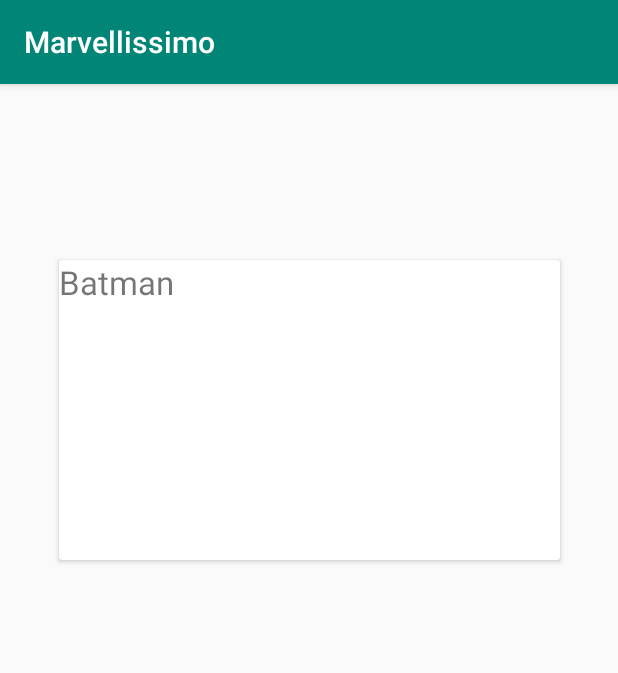
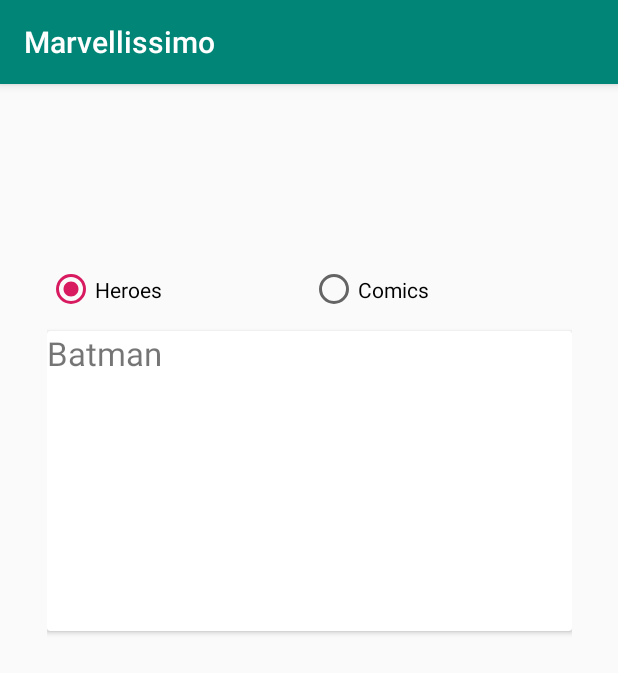
Before and after one commit to Andersclark/marvellissimo, an Android app: the screen it shows after launch (MainActivity), on a phone screen of 412 x 824 dp. Shown: the top 673 px of the screen. Run offline under Robolectric (Android 15) with nearby library versions, the phone set to English and light mode, and no system bars.

Commit message:
added radio button group for selection of heroes or comics

```diff
--- a/app/src/main/res/layout/hero_fragment.xml
+++ b/app/src/main/res/layout/hero_fragment.xml
@@ -3,19 +3,39 @@
     android:orientation="vertical" android:layout_width="match_parent"
     android:layout_height="match_parent">
 
+    <RadioGroup
+        android:id="@+id/radio_group"
+        android:layout_width="match_parent"
+        android:layout_height="wrap_content"
+        android:orientation='horizontal'>
+
+        <RadioButton
+            android:id="@+id/radioBtnHeroes"
+            android:layout_width="180dp"
+            android:layout_height="55dp"
+            android:layout_weight="1"
+            android:checked="true"
+            android:text="@string/heroes" />
+
+        <RadioButton
+            android:id="@+id/radioBtnComics"
+            android:layout_width="180dp"
+            android:layout_height="55dp"
+            android:layout_weight="1"
+            android:text="@string/comics" />
+    </RadioGroup>
+
     <com.google.android.material.card.MaterialCardView
         android:layout_width="match_parent"
         android:layout_height="wrap_content"
-        android:layout_marginLeft="@dimen/mtrl_card_spacing"
-        android:layout_marginTop="@dimen/mtrl_card_spacing"
-        android:layout_marginRight="@dimen/mtrl_card_spacing"
         android:minHeight="200dp">
+
         <TextView
             android:id="@+id/heroName"
             android:layout_width="match_parent"
             android:layout_height="wrap_content"
-            android:textSize="22sp"
-            android:text="@string/heroname"/>
+            android:text="@string/heroname"
+            android:textSize="22sp" />
     </com.google.android.material.card.MaterialCardView>
 
 </LinearLayout>
--- a/app/src/main/res/values/strings.xml
+++ b/app/src/main/res/values/strings.xml
@@ -2,4 +2,6 @@
     <string name="app_name">Marvellissimo</string>
     <string name="hero_name">Hero name</string>
     <string name="heroname">HeroName</string>
+    <string name="heroes">Heroes</string>
+    <string name="comics">Comics</string>
 </resources>
```
